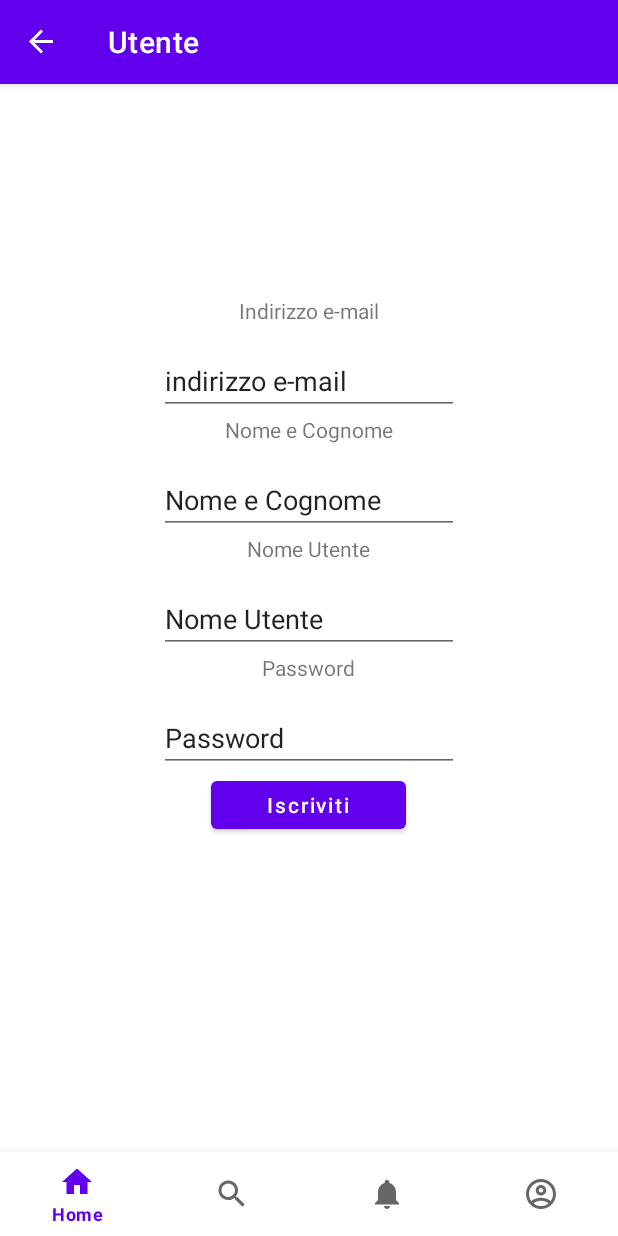
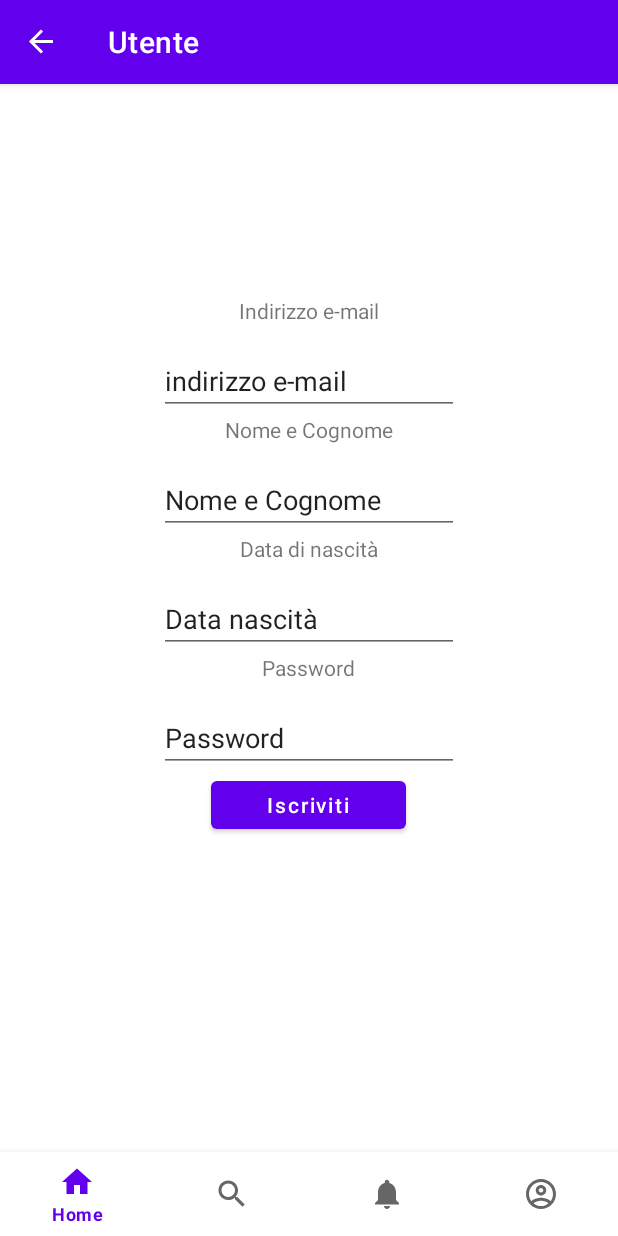
Before and after one commit to SteTrotto/GrandTour, an Android app: the UserSingUp screen opened through its navigation route, after a tap on "Iscriviti", on a phone screen of 412 x 824 dp. Run offline under Robolectric (Android 15) with nearby library versions, the phone set to English and light mode, and no system bars; our stand-ins replace navigation-ui.

Commit message:
Modifiche Parte utente

```diff
--- a/app/src/main/java/com/example/grandtour/ui/user/UserSingUp.java
+++ b/app/src/main/java/com/example/grandtour/ui/user/UserSingUp.java
@@ -25,7 +25,7 @@ public class UserSingUp extends Fragment {
     private FragmentUserSingupBinding binding;
     private EditText mail;
     private EditText nome_e_cognome;
-    private EditText nome_utente;
+    private EditText Data;
     private EditText pwd;
     private Button iscriviti;
 
@@ -51,8 +51,8 @@ public class UserSingUp extends Fragment {
 
         nome_e_cognome = root.findViewById(R.id.nome_e_cognome);
         mail=root.findViewById(R.id.mail);
-        nome_utente=root.findViewById(R.id.nome_utente);
         pwd=root.findViewById(R.id.pwd);
+        Data=root.findViewById(R.id.DataNascita);
         iscriviti=root.findViewById(R.id.SingUp);
 
         //bottone sing_up
@@ -61,7 +61,7 @@ public class UserSingUp extends Fragment {
             public void onClick(View v) {
 
                 //String.valueOf(editText.getText()) prende il valore in stringa del editText
-                Log.d(TAG_S, String.valueOf(nome_utente.getText()));
+                Log.d(TAG_S, String.valueOf(mail.getText()));
                 Log.d(TAG_S, String.valueOf(pwd.getText()));
                 //controllo registrazione
 
--- a/app/src/main/res/layout/fragment_user.xml
+++ b/app/src/main/res/layout/fragment_user.xml
@@ -30,16 +30,16 @@
         android:layout_width="wrap_content"
         android:layout_height="34dp"
         android:layout_gravity="center"
-        android:text="Nome Utente"
+        android:text="Email"
         android:textAllCaps="false"
         />
 
     <EditText
-        android:id="@+id/login_name"
+        android:id="@+id/login_mail"
         android:layout_width="200dp"
         android:layout_height="wrap_content"
         android:layout_gravity="center"
-        android:text="Nome Utente"
+        android:text="Email"
         android:textAllCaps="false"
         />
 
--- a/app/src/main/res/layout/fragment_user_singup.xml
+++ b/app/src/main/res/layout/fragment_user_singup.xml
@@ -56,17 +56,20 @@
         android:layout_width="wrap_content"
         android:layout_height="34dp"
         android:layout_gravity="center"
-        android:text="Nome Utente"
+        android:text="Data di nascità"
         android:textAllCaps="false"
         />
     <EditText
-        android:id="@+id/nome_utente"
+        android:id="@+id/DataNascita"
         android:layout_width="200dp"
-        android:layout_height="wrap_content"
+        android:text="Data nascità"
+        android:textAllCaps="false"
         android:layout_gravity="center"
-        android:text="Nome Utente"
-        android:textAllCaps="false"
-        />
+        android:clickable="false"
+        android:cursorVisible="false"
+        android:focusable="false"
+        android:focusableInTouchMode="false"
+        android:layout_height="wrap_content"/>
     <TextView
     android:layout_width="wrap_content"
     android:layout_height="34dp"
```
Also changed, not shown: app/src/main/java/com/example/grandtour/ui/user/UserFragment.java (+4 -4 lines).
